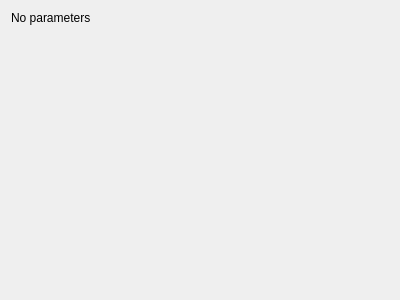
Qt form mandelbulber2/qt_data/fractal_lkmitch.ui (buddhi1980/mandelbulber2) before a commit.
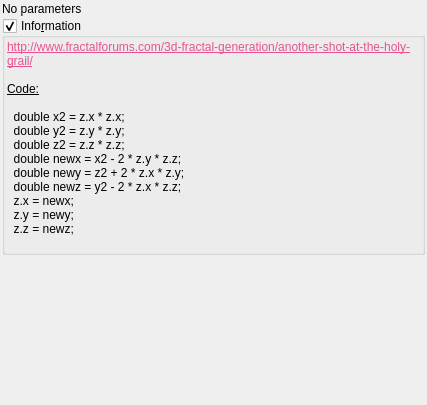
The same form after that commit. Custom widgets are drawn as their Qt base class.

Commit message: Added information boxes to several formulas. Formated code for fractal formulas.

```diff
--- a/mandelbulber2/qt_data/fractal_lkmitch.ui
+++ b/mandelbulber2/qt_data/fractal_lkmitch.ui
@@ -6,14 +6,26 @@
    <rect>
     <x>0</x>
     <y>0</y>
-    <width>400</width>
-    <height>300</height>
+    <width>427</width>
+    <height>405</height>
    </rect>
   </property>
   <property name="windowTitle">
    <string>Form</string>
   </property>
   <layout class="QVBoxLayout" name="verticalLayout">
+   <property name="spacing">
+    <number>2</number>
+   </property>
+   <property name="leftMargin">
+    <number>2</number>
+   </property>
+   <property name="topMargin">
+    <number>2</number>
+   </property>
+   <property name="rightMargin">
+    <number>2</number>
+   </property>
    <item>
     <widget class="QLabel" name="label">
      <property name="text">
@@ -21,6 +33,69 @@
      </property>
     </widget>
    </item>
+   <item>
+    <widget class="MyGroupBox" name="groupCheck_info">
+     <property name="title">
+      <string>Info&amp;rmation</string>
+     </property>
+     <property name="flat">
+      <bool>false</bool>
+     </property>
+     <property name="checkable">
+      <bool>true</bool>
+     </property>
+     <layout class="QVBoxLayout" name="verticalLayout_2">
+      <property name="spacing">
+       <number>2</number>
+      </property>
+      <property name="leftMargin">
+       <number>2</number>
+      </property>
+      <property name="topMargin">
+       <number>2</number>
+      </property>
+      <property name="rightMargin">
+       <number>2</number>
+      </property>
+      <property name="bottomMargin">
+       <number>2</number>
+      </property>
+      <item>
+       <widget class="QLabel" name="label_4">
+        <property name="text">
+         <string>&lt;!DOCTYPE HTML PUBLIC &quot;-//W3C//DTD HTML 4.0//EN&quot; &quot;http://www.w3.org/TR/REC-html40/strict.dtd&quot;&gt;
+&lt;html&gt;&lt;head&gt;&lt;meta name=&quot;qrichtext&quot; content=&quot;1&quot; /&gt;&lt;style type=&quot;text/css&quot;&gt;
+p, li { white-space: pre-wrap; }
+&lt;/style&gt;&lt;/head&gt;&lt;body&gt;
+&lt;p style=&quot; margin-top:0px; margin-bottom:0px; margin-left:0px; margin-right:0px; -qt-block-indent:0; text-indent:0px;&quot;&gt;&lt;a href=&quot;http://www.fractalforums.com/3d-fractal-generation/another-shot-at-the-holy-grail/&quot;&gt;&lt;span style=&quot; text-decoration: underline; color:#e85290;&quot;&gt;http://www.fractalforums.com/3d-fractal-generation/another-shot-at-the-holy-grail/&lt;/span&gt;&lt;/a&gt;&lt;/p&gt;
+&lt;p style=&quot;-qt-paragraph-type:empty; margin-top:0px; margin-bottom:0px; margin-left:0px; margin-right:0px; -qt-block-indent:0; text-indent:0px;&quot;&gt;&lt;br /&gt;&lt;/p&gt;
+&lt;p style=&quot; margin-top:0px; margin-bottom:0px; margin-left:0px; margin-right:0px; -qt-block-indent:0; text-indent:0px;&quot;&gt;&lt;span style=&quot; text-decoration: underline;&quot;&gt;Code:&lt;/span&gt;&lt;/p&gt;
+&lt;p style=&quot;-qt-paragraph-type:empty; margin-top:0px; margin-bottom:0px; margin-left:0px; margin-right:0px; -qt-block-indent:0; text-indent:0px; text-decoration: underline;&quot;&gt;&lt;br /&gt;&lt;/p&gt;
+&lt;p style=&quot; margin-top:0px; margin-bottom:0px; margin-left:0px; margin-right:0px; -qt-block-indent:0; text-indent:0px;&quot;&gt;  double x2 = z.x * z.x;&lt;/p&gt;
+&lt;p style=&quot; margin-top:0px; margin-bottom:0px; margin-left:0px; margin-right:0px; -qt-block-indent:0; text-indent:0px;&quot;&gt;  double y2 = z.y * z.y;&lt;/p&gt;
+&lt;p style=&quot; margin-top:0px; margin-bottom:0px; margin-left:0px; margin-right:0px; -qt-block-indent:0; text-indent:0px;&quot;&gt;  double z2 = z.z * z.z;&lt;/p&gt;
+&lt;p style=&quot; margin-top:0px; margin-bottom:0px; margin-left:0px; margin-right:0px; -qt-block-indent:0; text-indent:0px;&quot;&gt;  double newx = x2 - 2 * z.y * z.z;&lt;/p&gt;
+&lt;p style=&quot; margin-top:0px; margin-bottom:0px; margin-left:0px; margin-right:0px; -qt-block-indent:0; text-indent:0px;&quot;&gt;  double newy = z2 + 2 * z.x * z.y;&lt;/p&gt;
+&lt;p style=&quot; margin-top:0px; margin-bottom:0px; margin-left:0px; margin-right:0px; -qt-block-indent:0; text-indent:0px;&quot;&gt;  double newz = y2 - 2 * z.x * z.z;&lt;/p&gt;
+&lt;p style=&quot; margin-top:0px; margin-bottom:0px; margin-left:0px; margin-right:0px; -qt-block-indent:0; text-indent:0px;&quot;&gt;  z.x = newx;&lt;/p&gt;
+&lt;p style=&quot; margin-top:0px; margin-bottom:0px; margin-left:0px; margin-right:0px; -qt-block-indent:0; text-indent:0px;&quot;&gt;  z.y = newy;&lt;/p&gt;
+&lt;p style=&quot; margin-top:0px; margin-bottom:0px; margin-left:0px; margin-right:0px; -qt-block-indent:0; text-indent:0px;&quot;&gt;  z.z = newz;&lt;/p&gt;
+&lt;p style=&quot;-qt-paragraph-type:empty; margin-top:0px; margin-bottom:0px; margin-left:0px; margin-right:0px; -qt-block-indent:0; text-indent:0px;&quot;&gt;&lt;br /&gt;&lt;/p&gt;&lt;/body&gt;&lt;/html&gt;</string>
+        </property>
+        <property name="wordWrap">
+         <bool>true</bool>
+        </property>
+        <property name="openExternalLinks">
+         <bool>true</bool>
+        </property>
+        <property name="textInteractionFlags">
+         <set>Qt::LinksAccessibleByMouse|Qt::TextSelectableByMouse</set>
+        </property>
+       </widget>
+      </item>
+     </layout>
+    </widget>
+   </item>
    <item>
     <spacer name="verticalSpacer">
      <property name="orientation">
@@ -36,6 +111,14 @@
    </item>
   </layout>
  </widget>
+ <customwidgets>
+  <customwidget>
+   <class>MyGroupBox</class>
+   <extends>QGroupBox</extends>
+   <header>mygroupbox.h</header>
+   <container>1</container>
+  </customwidget>
+ </customwidgets>
  <resources/>
  <connections/>
 </ui>
```
The commit also changes 8 other files.
